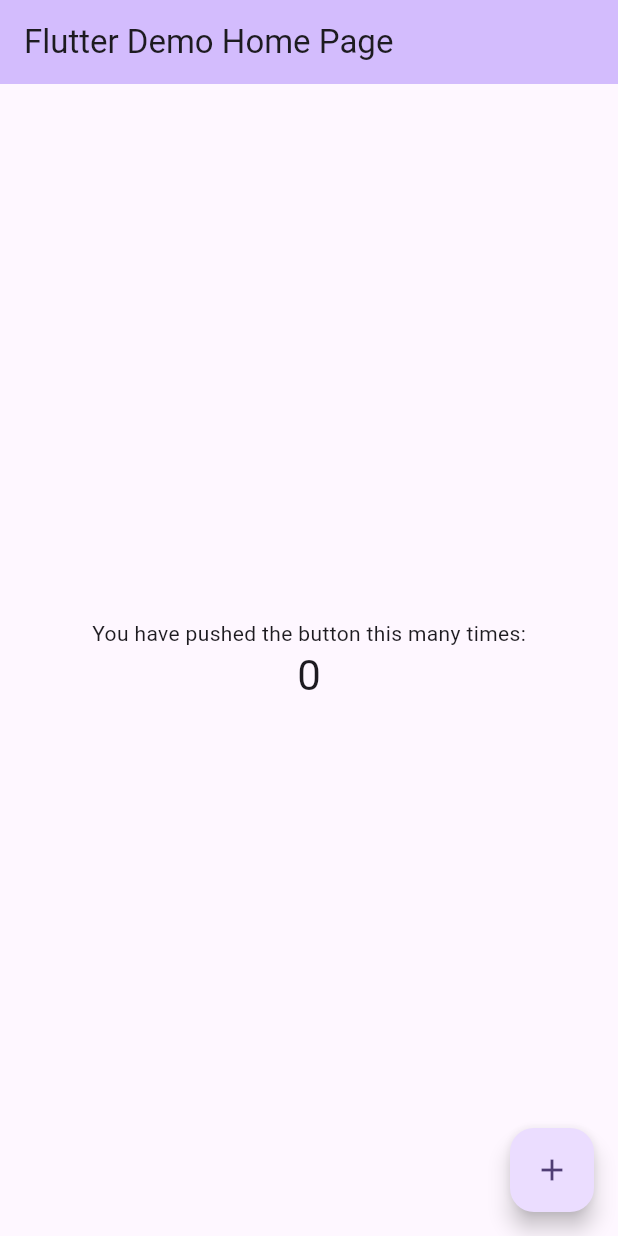
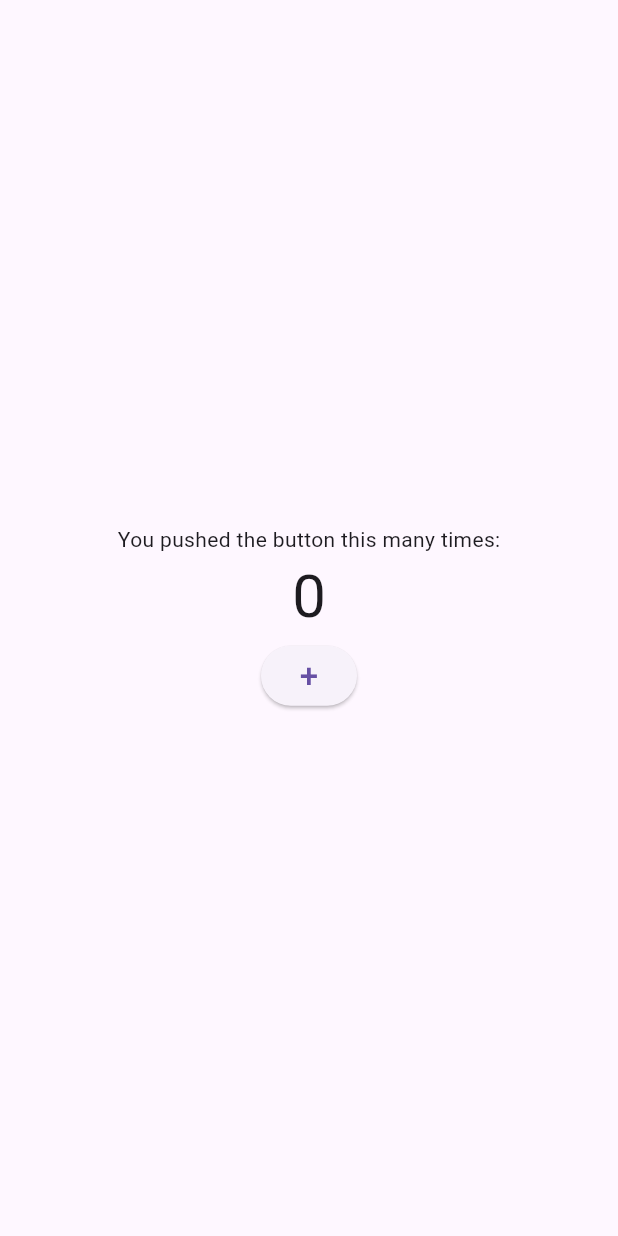
Before and after one commit to divyavollen/flutter_practice, a Flutter app: the screen it shows after launch, on a phone screen of 412 x 824 dp. Run offline on Flutter 3.47's test engine with Material 3 defaults, Android fonts, the phone set to English and light mode, and no system bars.

Commit message:
Counter test app

```diff
--- a/lib/main.dart
+++ b/lib/main.dart
@@ -1,4 +1,5 @@
 import 'package:flutter/material.dart';
+import 'package:workspace/pages/counter_page.dart';
 
 void main() {
   runApp(const MyApp());
@@ -7,119 +8,11 @@ void main() {
 class MyApp extends StatelessWidget {
   const MyApp({super.key});
 
-  // This widget is the root of your application.
   @override
   Widget build(BuildContext context) {
     return MaterialApp(
-      title: 'Flutter Demo',
-      theme: ThemeData(
-        // This is the theme of your application.
-        //
-        // TRY THIS: Try running your application with "flutter run". You'll see
-        // the application has a purple toolbar. Then, without quitting the app,
-        // try changing the seedColor in the colorScheme below to Colors.green
-        // and then invoke "hot reload" (save your changes or press the "hot
-        // reload" button in a Flutter-supported IDE, or press "r" if you used
-        // the command line to start the app).
-        //
-        // Notice that the counter didn't reset back to zero; the application
-        // state is not lost during the reload. To reset the state, use hot
-        // restart instead.
-        //
-        // This works for code too, not just values: Most code changes can be
-        // tested with just a hot reload.
-        colorScheme: ColorScheme.fromSeed(seedColor: Colors.deepPurple),
-        useMaterial3: true,
-      ),
-      home: const MyHomePage(title: 'Flutter Demo Home Page'),
+      debugShowCheckedModeBanner: false,
+      home: CounterPage(),
     );
   }
 }
-
-class MyHomePage extends StatefulWidget {
-  const MyHomePage({super.key, required this.title});
-
-  // This widget is the home page of your application. It is stateful, meaning
-  // that it has a State object (defined below) that contains fields that affect
-  // how it looks.
-
-  // This class is the configuration for the state. It holds the values (in this
-  // case the title) provided by the parent (in this case the App widget) and
-  // used by the build method of the State. Fields in a Widget subclass are
-  // always marked "final".
-
-  final String title;
-
-  @override
-  State<MyHomePage> createState() => _MyHomePageState();
-}
-
-class _MyHomePageState extends State<MyHomePage> {
-  int _counter = 0;
-
-  void _incrementCounter() {
-    setState(() {
-      // This call to setState tells the Flutter framework that something has
-      // changed in this State, which causes it to rerun the build method below
-      // so that the display can reflect the updated values. If we changed
-      // _counter without calling setState(), then the build method would not be
-      // called again, and so nothing would appear to happen.
-      _counter++;
-    });
-  }
-
-  @override
-  Widget build(BuildContext context) {
-    // This method is rerun every time setState is called, for instance as done
-    // by the _incrementCounter method above.
-    //
-    // The Flutter framework has been optimized to make rerunning build methods
-    // fast, so that you can just rebuild anything that needs updating rather
-    // than having to individually change instances of widgets.
-    return Scaffold(
-      appBar: AppBar(
-        // TRY THIS: Try changing the color here to a specific color (to
-        // Colors.amber, perhaps?) and trigger a hot reload to see the AppBar
-        // change color while the other colors stay the same.
-        backgroundColor: Theme.of(context).colorScheme.inversePrimary,
-        // Here we take the value from the MyHomePage object that was created by
-        // the App.build method, and use it to set our appbar title.
-        title: Text(widget.title),
-      ),
-      body: Center(
-        // Center is a layout widget. It takes a single child and positions it
-        // in the middle of the parent.
-        child: Column(
-          // Column is also a layout widget. It takes a list of children and
-          // arranges them vertically. By default, it sizes itself to fit its
-          // children horizontally, and tries to be as tall as its parent.
-          //
-          // Column has various properties to control how it sizes itself and
-          // how it positions its children. Here we use mainAxisAlignment to
-          // center the children vertically; the main axis here is the vertical
-          // axis because Columns are vertical (the cross axis would be
-          // horizontal).
-          //
-          // TRY THIS: Invoke "debug painting" (choose the "Toggle Debug Paint"
-          // action in the IDE, or press "p" in the console), to see the
-          // wireframe for each widget.
-          mainAxisAlignment: MainAxisAlignment.center,
-          children: <Widget>[
-            const Text(
-              'You have pushed the button this many times:',
-            ),
-            Text(
-              '$_counter',
-              style: Theme.of(context).textTheme.headlineMedium,
-            ),
-          ],
-        ),
-      ),
-      floatingActionButton: FloatingActionButton(
-        onPressed: _incrementCounter,
-        tooltip: 'Increment',
-        child: const Icon(Icons.add),
-      ), // This trailing comma makes auto-formatting nicer for build methods.
-    );
-  }
-}
--- /dev/null
+++ b/lib/pages/counter_page.dart
@@ -0,0 +1,38 @@
+import 'package:flutter/material.dart';
+
+class CounterPage extends StatefulWidget {
+  const CounterPage({super.key});
+
+  @override
+  State<CounterPage> createState() => _CounterPageState();
+}
+
+class _CounterPageState extends State<CounterPage> {
+  int _counter = 0;
+
+  void _incrementCounter() {
+    setState(() {
+      _counter++;
+    });
+  }
+
+  @override
+  Widget build(BuildContext context) {
+    return Scaffold(
+        body: Center(
+      child: Column(mainAxisAlignment: MainAxisAlignment.center, children: [
+        Text("You pushed the button this many times:"),
+        Text(
+          _counter.toString(),
+          style: TextStyle(fontSize: 40),
+        ),
+        ElevatedButton(
+            onPressed: _incrementCounter,
+            child: Text(
+              "+",
+              style: TextStyle(fontSize: 22),
+            ))
+      ]),
+    ));
+  }
+}
```
